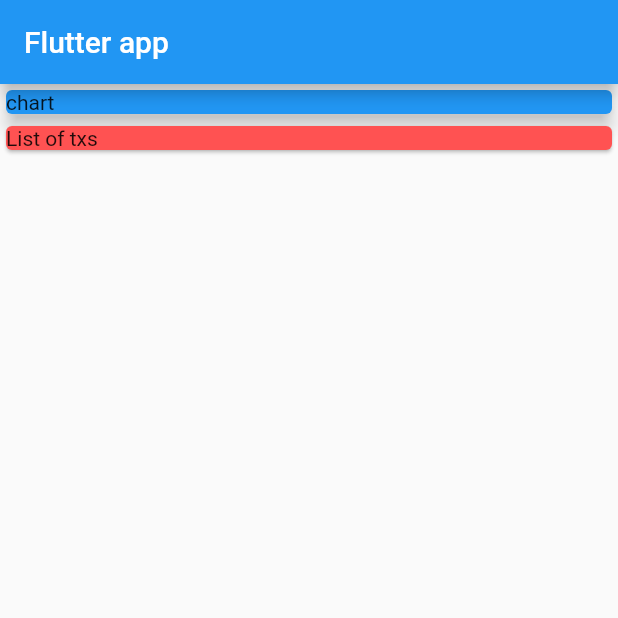
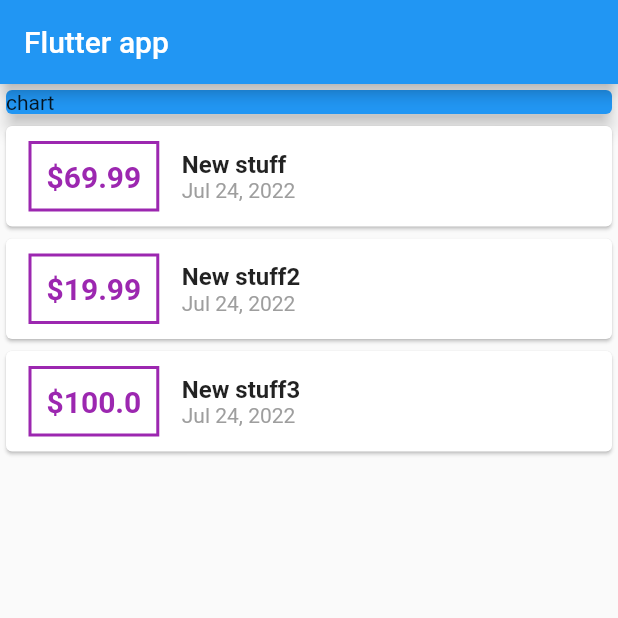
Before and after one commit to whisust/udemy-flutter, a Flutter app: the screen it shows after launch, on a phone screen of 412 x 824 dp, the top half of it. Run offline on Flutter 3.47's test engine with Material 2 defaults, Android fonts, the phone set to English and light mode, and no system bars.

Commit message:
Continue the expenses app  up to lesson 84 included

```diff
--- a/expenses_app/lib/main.dart
+++ b/expenses_app/lib/main.dart
@@ -1,4 +1,7 @@
 import 'package:flutter/material.dart';
+import 'package:intl/intl.dart';
+
+import 'transaction.dart';
 
 void main() {
   runApp(const MyApp());
@@ -30,7 +33,17 @@
 }
 
 class MyHomePage extends StatelessWidget {
-  const MyHomePage({Key? key}) : super(key: key);
+  final _dateFormat = DateFormat.yMMMd();
+  final List<Transaction> transactions = [
+    Transaction(
+        id: 'id1', title: 'New stuff', amount: 69.99, date: DateTime.now()),
+    Transaction(
+        id: 'id2', title: 'New stuff2', amount: 19.99, date: DateTime.now()),
+    Transaction(
+        id: 'id3', title: 'New stuff3', amount: 100, date: DateTime.now()),
+  ];
+
+  MyHomePage({Key? key}) : super(key: key);
 
   @override
   Widget build(BuildContext context) {
@@ -41,13 +54,48 @@
         body: Column(
           mainAxisAlignment: MainAxisAlignment.start,
           crossAxisAlignment: CrossAxisAlignment.stretch,
-          children: const <Widget>[
-            SizedBox(
+          children: [
+            const SizedBox(
               width: double.infinity,
               child:
                   Card(color: Colors.blue, elevation: 5, child: Text('chart')),
             ),
-            Card(color: Colors.redAccent, child: Text('List of txs'))
+            Column(
+                children: transactions
+                    .map((tx) => Card(
+                            child: Row(
+                          children: [
+                            Container(
+                                margin: const EdgeInsets.symmetric(
+                                    vertical: 10, horizontal: 15),
+                                decoration: BoxDecoration(
+                                    border: Border.all(
+                                        color: Colors.purple, width: 2)),
+                                padding: const EdgeInsets.all(10),
+                                child: Text(
+                                  '\$${tx.amount}',
+                                  style: const TextStyle(
+                                    fontWeight: FontWeight.bold,
+                                    fontSize: 20,
+                                    color: Colors.purple,
+                                  ),
+                                )),
+                            Column(
+                              crossAxisAlignment: CrossAxisAlignment.start,
+                              children: [
+                                Text(tx.title,
+                                    style: TextStyle(
+                                        fontSize: 16,
+                                        fontWeight: FontWeight.bold)),
+                                Text(_dateFormat.format(tx.date),
+                                    style: TextStyle(
+                                      color: Colors.grey,
+                                    ))
+                              ],
+                            )
+                          ],
+                        )))
+                    .toList())
           ],
         ));
   }
--- /dev/null
+++ b/expenses_app/lib/transaction.dart
@@ -0,0 +1,12 @@
+class Transaction {
+  String id;
+  String title;
+  double amount;
+  DateTime date;
+
+  Transaction(
+      {required this.id,
+      required this.title,
+      required this.amount,
+      required this.date});
+}
--- a/expenses_app/pubspec.yaml
+++ b/expenses_app/pubspec.yaml
@@ -30,10 +30,11 @@
   flutter:
     sdk: flutter
 
-
   # The following adds the Cupertino Icons font to your application.
   # Use with the CupertinoIcons class for iOS style icons.
   cupertino_icons: ^1.0.2
+  intl: ^0.17.0
+
 
 dev_dependencies:
   flutter_test:
```
Also changed, not shown: expenses_app/pubspec.lock.
